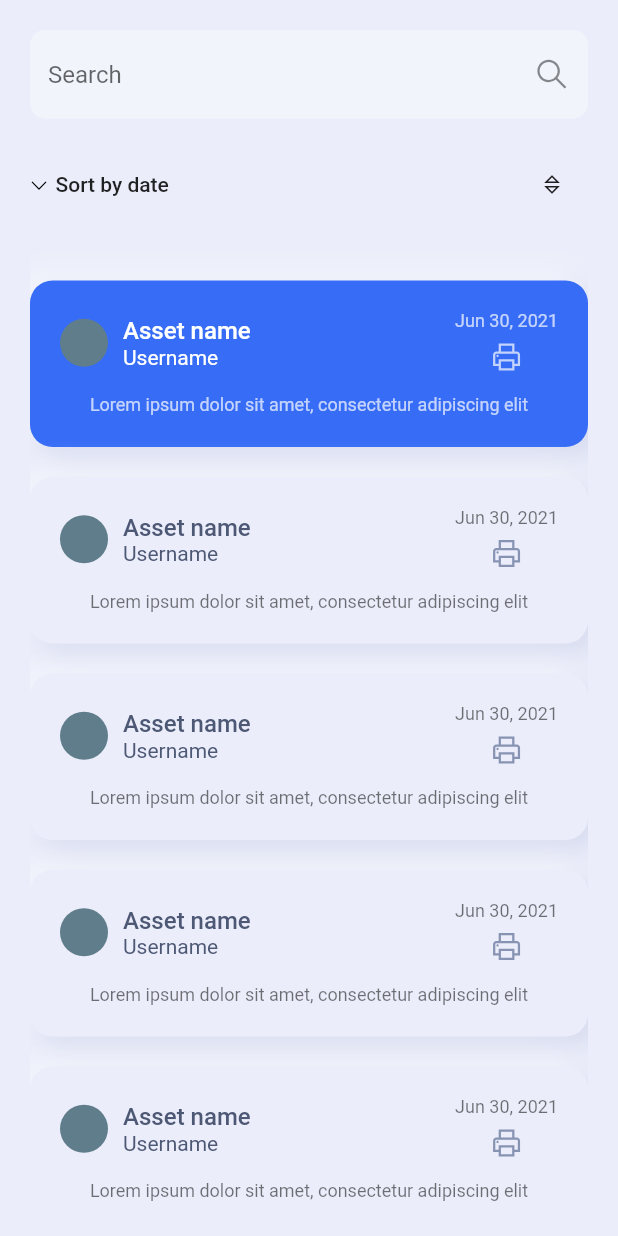
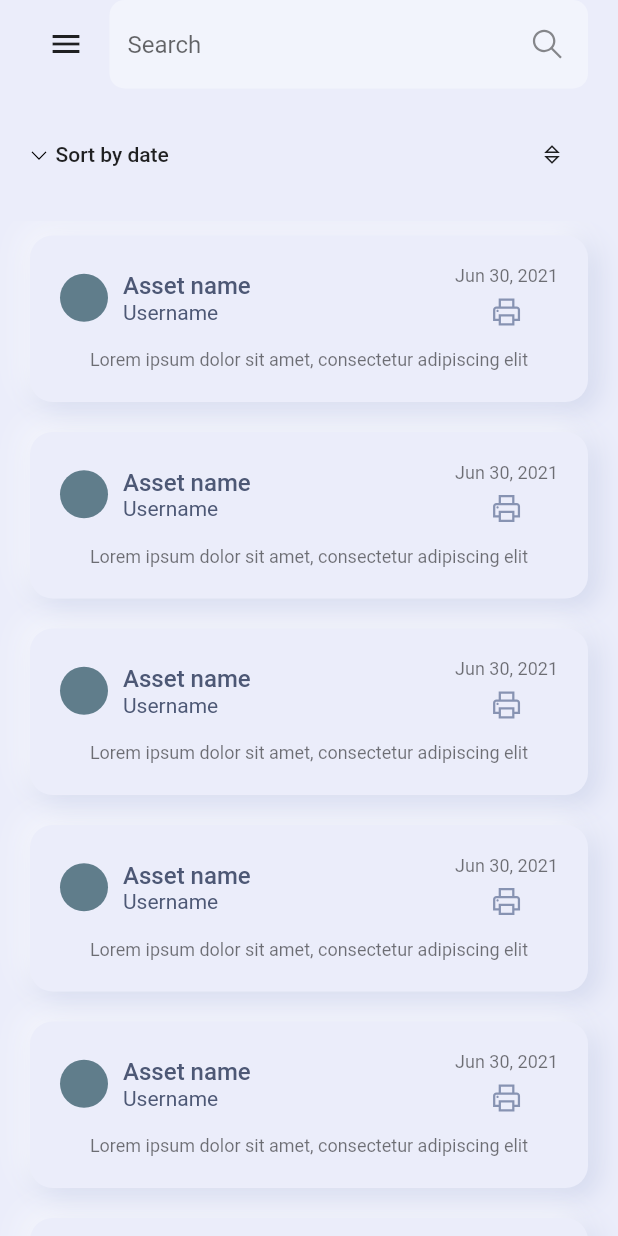
Before and after one commit to tcmhoang/AMS, a Flutter app: the ListOfAssets screen opened directly, on a phone screen of 412 x 824 dp. Run offline on Flutter 3.47's test engine with Material 2 defaults, Android fonts, the phone set to English and light mode, and no system bars; our stand-ins replace freezed_annotation, google_fonts, line_icons.

Commit message:
Finish partially res layout

```diff
--- a/lib/pages/detail/components/header.dart
+++ b/lib/pages/detail/components/header.dart
@@ -1,5 +1,6 @@
 import 'package:flutter/material.dart';
 import 'package:line_icons/line_icon.dart';
+import 'package:lsv_ams/config/responsive.dart';
 
 import '../../../config/constansts.dart';
 
@@ -14,11 +15,11 @@ class Header extends StatelessWidget {
       padding: const EdgeInsets.all(kDefaultPadding),
       child: Row(
         children: <Widget>[
+          if (Responsive.isMobile(context)) const BackButton(),
           IconButton(
             icon: LineIcon.trash(size: 24),
             onPressed: () {},
           ),
-          const SizedBox(width: kDefaultPadding / 2),
           IconButton(
             icon: LineIcon.upload(size: 24),
             onPressed: () {},
@@ -28,17 +29,14 @@ class Header extends StatelessWidget {
             icon: LineIcon.print(size: 24),
             onPressed: () {},
           ),
-          const SizedBox(width: kDefaultPadding / 2),
           IconButton(
             icon: LineIcon.bookmarkAlt(size: 24),
             onPressed: () {},
           ),
-          const SizedBox(width: kDefaultPadding / 2),
           IconButton(
             icon: LineIcon.verticalEllipsis(size: 24),
             onPressed: () {},
           ),
-          const SizedBox(width: kDefaultPadding / 2),
         ],
       ),
     );
--- a/lib/pages/main/components/card_item.dart
+++ b/lib/pages/main/components/card_item.dart
@@ -20,7 +20,8 @@ class CardItem extends StatelessWidget {
   @override
   Widget build(BuildContext context) {
     return Padding(
-      padding: const EdgeInsets.only(top: 20),
+      padding: const EdgeInsets.symmetric(
+          horizontal: kDefaultPadding, vertical: kDefaultPadding / 2),
       child: InkWell(
         onTap: press,
         child: Stack(
--- a/lib/pages/main/components/list_of_assets.dart
+++ b/lib/pages/main/components/list_of_assets.dart
@@ -1,9 +1,15 @@
+import 'dart:io';
+
 import 'package:flutter/material.dart';
 import 'package:line_icons/line_icon.dart';
+import 'package:lsv_ams/components/side_menu.dart';
+import 'package:lsv_ams/config/responsive.dart';
+import 'package:lsv_ams/pages/detail/detail_screen.dart';
+
 import '../../../config/constansts.dart';
 import 'card_item.dart';
 
-class ListOfAssets extends StatelessWidget {
+class ListOfAssets extends StatefulWidget {
   const ListOfAssets({
     Key? key,
     required this.items,
@@ -12,22 +18,56 @@ class ListOfAssets extends StatelessWidget {
   final List<int> items;
 
   @override
+  State<ListOfAssets> createState() => _ListOfAssetsState();
+}
+
+class _ListOfAssetsState extends State<ListOfAssets> {
+  final GlobalKey<ScaffoldState> _key = GlobalKey();
+  @override
   Widget build(BuildContext context) {
     return Scaffold(
+      key: _key,
+      drawer: ConstrainedBox(
+        constraints: const BoxConstraints(maxWidth: 250),
+        child: const SideMenu(),
+      ),
       body: Container(
-        padding: const EdgeInsets.all(kDefaultPadding),
         color: kBgDarkColor,
+        padding: EdgeInsets.only(
+          top: Platform.isLinux || Platform.isWindows ? kDefaultPadding : 0,
+        ),
+        child: SafeArea(
+          right: false,
           child: Column(
             children: <Widget>[
-            TextField(
+              Padding(
+                padding:
+                    const EdgeInsets.symmetric(horizontal: kDefaultPadding),
+                child: Row(
+                  children: <Widget>[
+                    if (!Responsive.isDesktop(context)) ...<Widget>[
+                      IconButton(
+                        onPressed: () {
+                          _key.currentState!.openDrawer();
+                        },
+                        icon: const Icon(Icons.menu),
+                      ),
+                      const SizedBox(width: 5)
+                    ],
+                    Expanded(
+                      child: TextField(
                         onChanged: (String value) {},
                         decoration: InputDecoration(
                           hintText: 'Search',
                           fillColor: kBgLightColor,
                           filled: true,
-                suffixIcon: RotatedBox(
+                          suffixIcon: Padding(
+                            padding:
+                                const EdgeInsets.all(kDefaultPadding * .75),
+                            child: RotatedBox(
                               quarterTurns: -1,
                               child: LineIcon.search(size: 24),
+                            ),
                           ),
                           border: const OutlineInputBorder(
                             borderRadius: BorderRadius.all(Radius.circular(10)),
@@ -35,8 +75,15 @@ class ListOfAssets extends StatelessWidget {
                           ),
                         ),
                       ),
+                    ),
+                  ],
+                ),
+              ),
               const SizedBox(height: kDefaultPadding),
-            Row(
+              Padding(
+                padding:
+                    const EdgeInsets.symmetric(horizontal: kDefaultPadding),
+                child: Row(
                   children: <Widget>[
                     LineIcon.angleDown(
                       size: 12,
@@ -55,20 +102,27 @@ class ListOfAssets extends StatelessWidget {
                     ),
                   ],
                 ),
+              ),
               const SizedBox(height: kDefaultPadding),
               Expanded(
                 child: ListView.builder(
-                itemCount: items.length,
+                  itemCount: widget.items.length,
                   itemBuilder: (_, int index) => CardItem(
-                  isActive: index == 0,
+                    isActive: !Responsive.isMobile(context) && index == 0,
                     // item: items[index],
-                  press: () {},
+                    press: () => Navigator.push(
+                      context,
+                      MaterialPageRoute<PageRoute<Widget>>(
+                        builder: (_) => const DetailScreen(),
+                      ),
+                    ),
                   ),
                 ),
               ),
             ],
           ),
         ),
+      ),
     );
   }
 }
```
Also changed, not shown: lib/components/side_menu.dart (+27 -13 lines), lib/config/responsive.dart (added, +39 -0 lines), lib/pages/detail/detail_screen.dart (+17 -10 lines), lib/pages/main/main_screen.dart (+30 -10 lines). Lines whose indentation alone changed are shown as unchanged.
